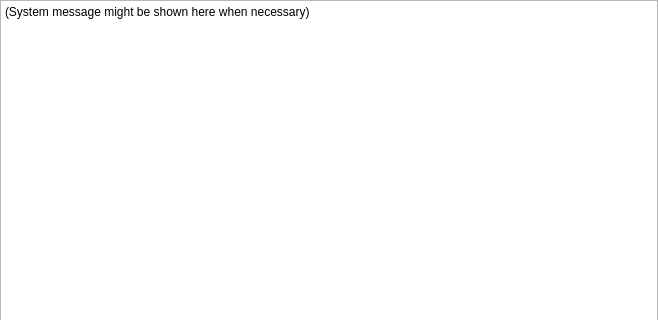
Qt form rqt_py_common/resource/plugin_container.ui (ros-visualization/rqt_common_plugins) before a commit; both pictures show x 0 to 658 and y 0 to 320 of the 658 by 523 pixel window.
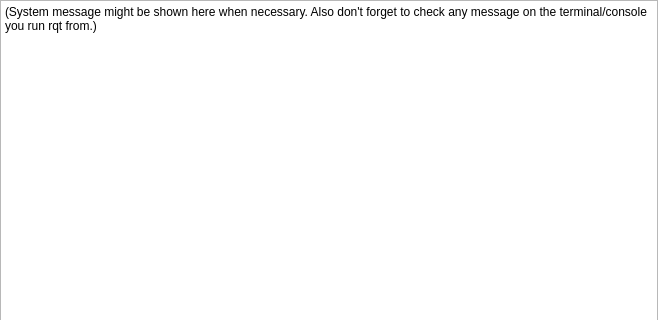
The same form after that commit. Custom widgets are drawn as their Qt base class.

Commit message: rqt_py_common) Add better description for users on Message Pane.

Patch:
```diff
--- a/rqt_py_common/resource/plugin_container.ui
+++ b/rqt_py_common/resource/plugin_container.ui
@@ -52,7 +52,8 @@
 &lt;html&gt;&lt;head&gt;&lt;meta name=&quot;qrichtext&quot; content=&quot;1&quot; /&gt;&lt;style type=&quot;text/css&quot;&gt;
 p, li { white-space: pre-wrap; }
 &lt;/style&gt;&lt;/head&gt;&lt;body style=&quot; font-family:'Sans Serif'; font-size:9pt; font-weight:400; font-style:normal;&quot;&gt;
-&lt;p style=&quot; margin-top:0px; margin-bottom:0px; margin-left:0px; margin-right:0px; -qt-block-indent:0; text-indent:0px;&quot;&gt;(System message might be shown here when necessary)&lt;/p&gt;&lt;/body&gt;&lt;/html&gt;</string>
+&lt;p style=&quot; margin-top:0px; margin-bottom:0px; margin-left:0px; margin-right:0px; -qt-block-indent:0; text-indent:0px;&quot;&gt;(System message might be shown here when necessary. 
+Also don't forget to check any message on the terminal/console you run rqt from.)&lt;/p&gt;&lt;/body&gt;&lt;/html&gt;</string>  
          </property>
         </widget>
        </item>
```
